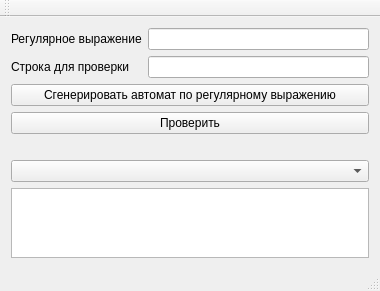
Above: mainwindow.ui from EgorSidorov/RegExp_with_automatic before the change. Below: the same form after it.
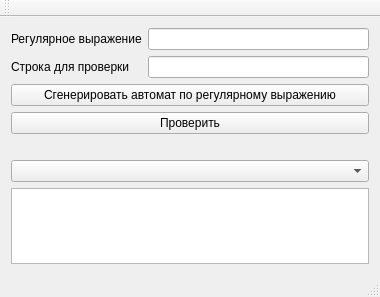
That is the form after the change.

The edit to the form file:
```diff
--- a/mainwindow.ui
+++ b/mainwindow.ui
@@ -7,7 +7,7 @@
     <x>0</x>
     <y>0</y>
     <width>380</width>
-    <height>268</height>
+    <height>297</height>
    </rect>
   </property>
   <property name="windowTitle">
```
Left out of the diff: 2 changed lines with no effect on the pictures.
